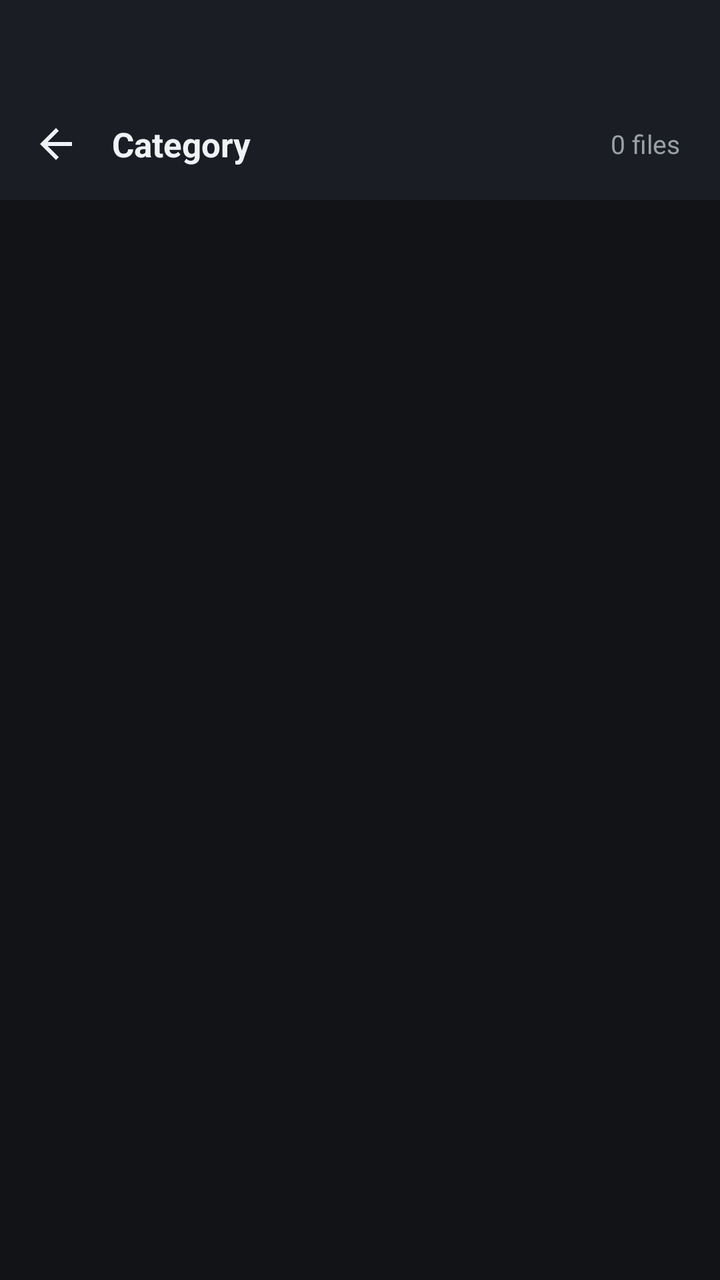
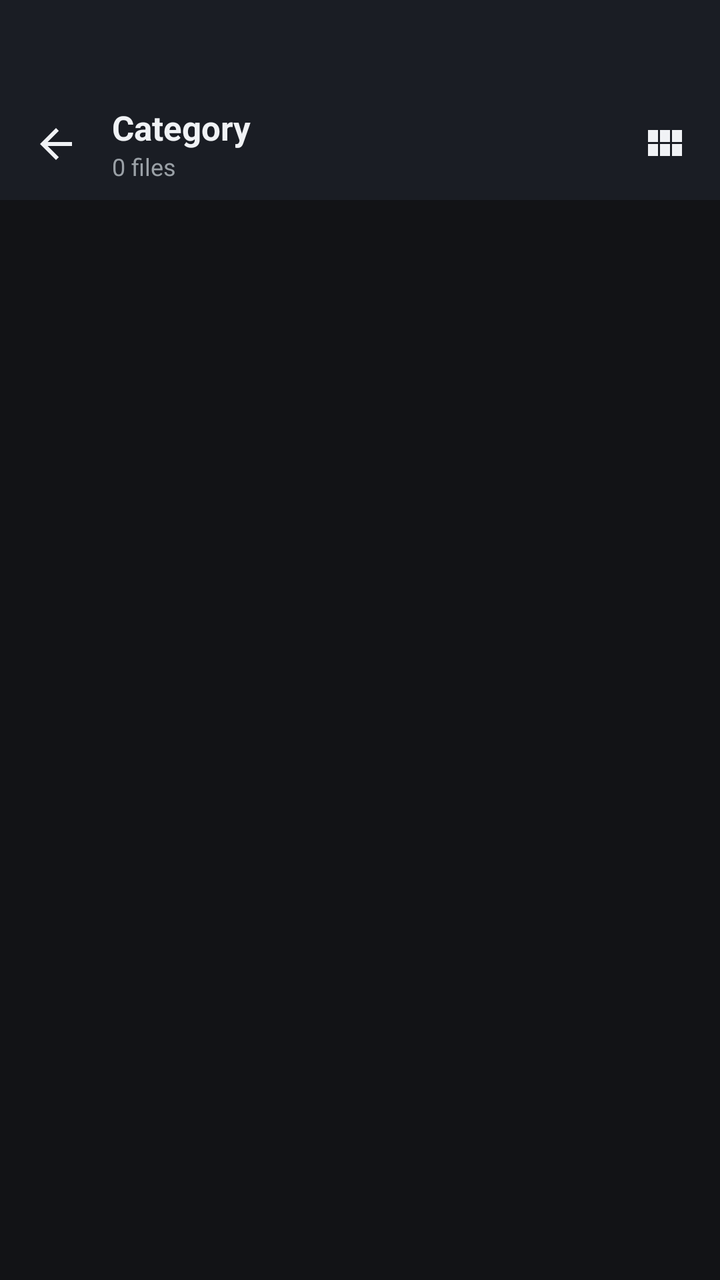

Screens rendered from an Android XML layout before and after an edit, with the pre-edit source and the edit as a unified diff.
<!-- AndroidManifest.xml: application theme Theme.ArtrawFiles -->
<!-- res/layout/activity_category.xml -->
<?xml version="1.0" encoding="utf-8"?>
<LinearLayout xmlns:android="http://schemas.android.com/apk/res/android"
    android:layout_width="match_parent"
    android:layout_height="match_parent"
    android:orientation="vertical"
    android:background="@color/bg_dark">

    
    <LinearLayout
        android:id="@+id/headerCategory"
        android:layout_width="match_parent"
        android:layout_height="wrap_content"
        android:orientation="vertical"
        android:background="@color/surface_dark">

        
        <View
            android:id="@+id/statusBarSpacerCategory"
            android:layout_width="match_parent"
            android:layout_height="44dp" />

        <RelativeLayout
            android:layout_width="match_parent"
            android:layout_height="56dp"
            android:paddingStart="8dp"
            android:paddingEnd="8dp">

            <ImageView
                android:id="@+id/btnCatBack"
                android:layout_width="40dp"
                android:layout_height="40dp"
                android:layout_alignParentStart="true"
                android:layout_centerVertical="true"
                android:padding="8dp"
                android:background="?android:attr/selectableItemBackgroundBorderless"
                android:src="@drawable/ic_arrow_back"
                android:contentDescription="Back" />

            <TextView
                android:id="@+id/tvCatTitle"
                android:layout_width="wrap_content"
                android:layout_height="wrap_content"
                android:layout_toEndOf="@id/btnCatBack"
                android:layout_centerVertical="true"
                android:layout_marginStart="8dp"
                android:text="Category"
                android:textColor="@color/text_primary_dark"
                android:textSize="17sp"
                android:textStyle="bold" />

            <TextView
                android:id="@+id/tvCatItemCount"
                android:layout_width="wrap_content"
                android:layout_height="wrap_content"
                android:layout_alignParentEnd="true"
                android:layout_centerVertical="true"
                android:layout_marginEnd="12dp"
                android:text="0 files"
                android:textColor="@color/text_secondary_dark"
                android:textSize="13sp" />
        </RelativeLayout>
    </LinearLayout>

    
    <LinearLayout
        android:id="@+id/layoutArchiveBanner"
        android:layout_width="match_parent"
        android:layout_height="wrap_content"
        android:orientation="vertical"
        android:background="@color/surface_elevated_dark"
        android:padding="12dp"
        android:visibility="gone">

        <TextView
            android:layout_width="match_parent"
            android:layout_height="wrap_content"
            android:text="@string/archive_notice_zip"
            android:textColor="@color/status_success"
            android:textSize="12sp" />

        <TextView
            android:layout_width="match_parent"
            android:layout_height="wrap_content"
            android:layout_marginTop="4dp"
            android:text="@string/archive_notice_unsupported"
            android:textColor="@color/text_secondary_dark"
            android:textSize="12sp" />
    </LinearLayout>

    <FrameLayout
        android:layout_width="match_parent"
        android:layout_height="0dp"
        android:layout_weight="1">

        <ListView
            android:id="@+id/listViewCatFiles"
            android:layout_width="match_parent"
            android:layout_height="match_parent"
            android:divider="@color/border_dark"
            android:dividerHeight="0.5dp"
            android:clipToPadding="false" />

        <LinearLayout
            android:id="@+id/layoutCatEmpty"
            android:layout_width="wrap_content"
            android:layout_height="wrap_content"
            android:layout_gravity="center"
            android:orientation="vertical"
            android:gravity="center"
            android:visibility="gone">

            <ImageView
                android:layout_width="48dp"
                android:layout_height="48dp"
                android:src="@drawable/ic_file"
                android:alpha="0.4" />

            <TextView
                android:layout_width="wrap_content"
                android:layout_height="wrap_content"
                android:layout_marginTop="8dp"
                android:text="@string/state_empty"
                android:textColor="@color/text_secondary_dark"
                android:textSize="14sp" />
        </LinearLayout>

        <ProgressBar
            android:id="@+id/progressCatLoading"
            android:layout_width="48dp"
            android:layout_height="48dp"
            android:layout_gravity="center"
            android:indeterminate="true"
            android:indeterminateTint="@color/artraw_crimson"
            android:visibility="gone" />
    </FrameLayout>
</LinearLayout>
<!-- resources referenced by this layout -->
<resources>
  <color name="artraw_crimson">#E53935</color>
  <color name="bg_dark">#121316</color>
  <color name="border_dark">#2E3442</color>
  <color name="status_success">#00C853</color>
  <color name="surface_dark">#1A1D24</color>
  <color name="text_primary_dark">#F0F2F5</color>
  <color name="artraw_crimson_dark">#B71C1C</color>
  <!-- unchanged entries left out for length: 9 -->
</resources>

<!-- the commit's change to res/layout/activity_category.xml (unified diff, before → after) -->
@@ -19,7 +19,9 @@
             android:layout_width="match_parent"
             android:layout_height="44dp" />
 
+        
         <RelativeLayout
+            android:id="@+id/toolbarCatNormal"
             android:layout_width="match_parent"
             android:layout_height="56dp"
             android:paddingStart="8dp"
@@ -36,28 +38,140 @@
                 android:src="@drawable/ic_arrow_back"
                 android:contentDescription="Back" />
 
+            <LinearLayout
+                android:layout_width="wrap_content"
+                android:layout_height="wrap_content"
+                android:layout_toEndOf="@id/btnCatBack"
+                android:layout_toStartOf="@+id/layoutCatActions"
+                android:layout_centerVertical="true"
+                android:layout_marginStart="8dp"
+                android:orientation="vertical">
+
+                <TextView
+                    android:id="@+id/tvCatTitle"
+                    android:layout_width="wrap_content"
+                    android:layout_height="wrap_content"
+                    android:text="Category"
+                    android:textColor="@color/text_primary_dark"
+                    android:textSize="17sp"
+                    android:textStyle="bold" />
+
+                <TextView
+                    android:id="@+id/tvCatItemCount"
+                    android:layout_width="wrap_content"
+                    android:layout_height="wrap_content"
+                    android:text="0 files"
+                    android:textColor="@color/text_secondary_dark"
+                    android:textSize="12sp" />
+            </LinearLayout>
+
+            <LinearLayout
+                android:id="@+id/layoutCatActions"
+                android:layout_width="wrap_content"
+                android:layout_height="wrap_content"
+                android:layout_alignParentEnd="true"
+                android:layout_centerVertical="true"
+                android:orientation="horizontal">
+
+                <ImageView
+                    android:id="@+id/btnCatViewToggle"
+                    android:layout_width="40dp"
+                    android:layout_height="40dp"
+                    android:padding="8dp"
+                    android:background="?android:attr/selectableItemBackgroundBorderless"
+                    android:src="@drawable/ic_grid"
+                    android:contentDescription="Toggle Grid/List" />
+            </LinearLayout>
+        </RelativeLayout>
+
+        
+        <RelativeLayout
+            android:id="@+id/toolbarCatSelection"
+            android:layout_width="match_parent"
+            android:layout_height="56dp"
+            android:background="@color/surface_elevated_dark"
+            android:paddingStart="8dp"
+            android:paddingEnd="8dp"
+            android:visibility="gone">
+
+            <ImageView
+                android:id="@+id/btnCatCloseSelection"
+                android:layout_width="40dp"
+                android:layout_height="40dp"
+                android:layout_alignParentStart="true"
+                android:layout_centerVertical="true"
+                android:padding="8dp"
+                android:background="?android:attr/selectableItemBackgroundBorderless"
+                android:src="@drawable/ic_arrow_back"
+                android:contentDescription="Close Selection" />
+
             <TextView
-                android:id="@+id/tvCatTitle"
-                android:layout_width="wrap_content"
-                android:layout_height="wrap_content"
-                android:layout_toEndOf="@id/btnCatBack"
+                android:id="@+id/tvCatSelectionCount"
+                android:layout_width="wrap_content"
+                android:layout_height="wrap_content"
+                android:layout_toEndOf="@id/btnCatCloseSelection"
+                android:layout_toStartOf="@+id/layoutCatSelectionActions"
                 android:layout_centerVertical="true"
                 android:layout_marginStart="8dp"
-                android:text="Category"
+                android:singleLine="true"
+                android:text="0 selected"
                 android:textColor="@color/text_primary_dark"
-                android:textSize="17sp"
+                android:textSize="15sp"
                 android:textStyle="bold" />
 
-            <TextView
-                android:id="@+id/tvCatItemCount"
+            <LinearLayout
+                android:id="@+id/layoutCatSelectionActions"
                 android:layout_width="wrap_content"
                 android:layout_height="wrap_content"
                 android:layout_alignParentEnd="true"
                 android:layout_centerVertical="true"
-                android:layout_marginEnd="12dp"
-                android:text="0 files"
-                android:textColor="@color/text_secondary_dark"
-                android:textSize="13sp" />
+                android:orientation="horizontal">
+
+                <ImageView
+                    android:id="@+id/btnCatActionSelectAll"
+                    android:layout_width="38dp"
+                    android:layout_height="38dp"
+                    android:padding="8dp"
+                    android:background="?android:attr/selectableItemBackgroundBorderless"
+                    android:src="@drawable/ic_select_all"
+                    android:contentDescription="Select All" />
+
+                <ImageView
+                    android:id="@+id/btnCatActionCopy"
+                    android:layout_width="38dp"
+                    android:layout_height="38dp"
+                    android:padding="8dp"
+                    android:background="?android:attr/selectableItemBackgroundBorderless"
+                    android:src="@drawable/ic_copy"
+                    android:contentDescription="Copy" />
+
+                <ImageView
+                    android:id="@+id/btnCatActionCut"
+                    android:layout_width="38dp"
+                    android:layout_height="38dp"
+                    android:padding="8dp"
+                    android:background="?android:attr/selectableItemBackgroundBorderless"
+                    android:src="@drawable/ic_cut"
+                    android:contentDescription="Move" />
+
+                <ImageView
+                    android:id="@+id/btnCatActionShare"
+                    android:layout_width="38dp"
+                    android:layout_height="38dp"
+                    android:padding="8dp"
+                    android:background="?android:attr/selectableItemBackgroundBorderless"
+                    android:src="@drawable/ic_share"
+                    android:contentDescription="Share" />
+
+                <ImageView
+                    android:id="@+id/btnCatActionDelete"
+                    android:layout_width="38dp"
+                    android:layout_height="38dp"
+                    android:padding="8dp"
+                    android:background="?android:attr/selectableItemBackgroundBorderless"
+                    android:src="@drawable/ic_delete"
+                    android:contentDescription="Delete" />
+            </LinearLayout>
         </RelativeLayout>
     </LinearLayout>
 
@@ -99,6 +213,17 @@
             android:divider="@color/border_dark"
             android:dividerHeight="0.5dp"
             android:clipToPadding="false" />
+
+        <GridView
+            android:id="@+id/gridViewCatFiles"
+            android:layout_width="match_parent"
+            android:layout_height="match_parent"
+            android:numColumns="3"
+            android:padding="8dp"
+            android:horizontalSpacing="8dp"
+            android:verticalSpacing="8dp"
+            android:clipToPadding="false"
+            android:visibility="gone" />
 
         <LinearLayout
             android:id="@+id/layoutCatEmpty"
<!-- resource entries referenced after the edit -->
@@ -6,6 +6,66 @@
   <color name="status_success">#00C853</color>
   <color name="surface_dark">#1A1D24</color>
   <color name="text_primary_dark">#F0F2F5</color>
+  <!-- drawable ic_copy (drawable) -->
+  <vector xmlns:android="http://schemas.android.com/apk/res/android"
+      android:width="24dp"
+      android:height="24dp"
+      android:viewportWidth="24"
+      android:viewportHeight="24">
+      <path
+          android:fillColor="#F0F2F5"
+          android:pathData="M16,1H4c-1.1,0 -2,0.9 -2,2v14h2V3h12V1zm3,4H8c-1.1,0 -2,0.9 -2,2v14c0,1.1 0.9,2 2,2h11c1.1,0 2,-0.9 2,-2V7c0,-1.1 -0.9,-2 -2,-2zm0,16H8V7h11v14z"/>
+  </vector>
+  <!-- drawable ic_cut (drawable) -->
+  <vector xmlns:android="http://schemas.android.com/apk/res/android"
+      android:width="24dp"
+      android:height="24dp"
+      android:viewportWidth="24"
+      android:viewportHeight="24">
+      <path
+          android:fillColor="#F0F2F5"
+          android:pathData="M9.64,7.64c0.23,-0.5 0.36,-1.05 0.36,-1.64 0,-2.21 -1.79,-4 -4,-4S2,3.79 2,6s1.79,4 4,4c0.59,0 1.14,-0.13 1.64,-0.36L10,12l-2.36,2.36C7.14,14.13 6.59,14 6,14c-2.21,0 -4,1.79 -4,4s1.79,4 4,4 4,-1.79 4,-4c0,-0.59 -0.13,-1.14 -0.36,-1.64L12,14l7,7h3v-1L9.64,7.64zM6,8c-1.1,0 -2,-0.9 -2,-2s0.9,-2 2,-2 2,0.9 2,2 -0.9,2 -2,2zm0,12c-1.1,0 -2,-0.9 -2,-2s0.9,-2 2,-2 2,0.9 2,2 -0.9,2 -2,2zm6,-7.5c-0.28,0 -0.5,-0.22 -0.5,-0.5s0.22,-0.5 0.5,-0.5 0.5,0.22 0.5,0.5 -0.22,0.5 -0.5,0.5zM19,3l-6,6 2,2 7,-7V3h-3z"/>
+  </vector>
+  <!-- drawable ic_delete (drawable) -->
+  <vector xmlns:android="http://schemas.android.com/apk/res/android"
+      android:width="24dp"
+      android:height="24dp"
+      android:viewportWidth="24"
+      android:viewportHeight="24">
+      <path
+          android:fillColor="#FF5252"
+          android:pathData="M6,19c0,1.1 0.9,2 2,2h8c1.1,0 2,-0.9 2,-2V7H6v12zM19,4h-3.5l-1,-1h-5l-1,1H5v2h14V4z"/>
+  </vector>
+  <!-- drawable ic_grid (drawable) -->
+  <vector xmlns:android="http://schemas.android.com/apk/res/android"
+      android:width="24dp"
+      android:height="24dp"
+      android:viewportWidth="24"
+      android:viewportHeight="24">
+      <path
+          android:fillColor="#F0F2F5"
+          android:pathData="M4,11h5V5H4v6zm0,7h5v-6H4v6zm6,0h5v-6h-5v6zm6,0h5v-6h-5v6zm-6,-7h5V5h-5v6zm6,-6v6h5V5h-5z"/>
+  </vector>
+  <!-- drawable ic_select_all (drawable) -->
+  <vector xmlns:android="http://schemas.android.com/apk/res/android"
+      android:width="24dp"
+      android:height="24dp"
+      android:viewportWidth="24"
+      android:viewportHeight="24">
+      <path
+          android:fillColor="#E0E0E0"
+          android:pathData="M18,5v3h-3V5h3m0,-2h-3c-1.1,0 -2,0.9 -2,2v3c0,1.1 0.9,2 2,2h3c1.1,0 2,-0.9 2,-2V5c0,-1.1 -0.9,-2 -2,-2zm0,11v3h-3v-3h3m0,-2h-3c-1.1,0 -2,0.9 -2,2v3c0,1.1 0.9,2 2,2h3c1.1,0 2,-0.9 2,-2v-3c0,-1.1 -0.9,-2 -2,-2zm-7,-9v3H8V5h3m0,-2H8c-1.1,0 -2,0.9 -2,2v3c0,1.1 0.9,2 2,2h3c1.1,0 2,-0.9 2,-2V5c0,-1.1 -0.9,-2 -2,-2zm0,11v3H8v-3h3m0,-2H8c-1.1,0 -2,0.9 -2,2v3c0,1.1 0.9,2 2,2h3c1.1,0 2,-0.9 2,-2v-3c0,-1.1 -0.9,-2 -2,-2zM4,9V6h3V4H4c-1.1,0 -2,0.9 -2,2v3h2zm0,11v-3H2v3c0,1.1 0.9,2 2,2h3v-2H4zM20,4h-3v2h3v3h2V6c0,-1.1 -0.9,-2 -2,-2zm0,15h-3v2h3c1.1,0 2,-0.9 2,-2v-3h-2v3z"/>
+  </vector>
+  <!-- drawable ic_share (drawable) -->
+  <vector xmlns:android="http://schemas.android.com/apk/res/android"
+      android:width="24dp"
+      android:height="24dp"
+      android:viewportWidth="24"
+      android:viewportHeight="24">
+      <path
+          android:fillColor="#F0F2F5"
+          android:pathData="M18,16.08c-0.76,0 -1.44,0.3 -1.96,0.77L8.91,12.7c0.05,-0.23 0.09,-0.46 0.09,-0.7s-0.04,-0.47 -0.09,-0.7l7.05,-4.11c0.54,0.5 1.25,0.81 2.04,0.81 1.66,0 3,-1.34 3,-3s-1.34,-3 -3,-3 -3,1.34 -3,3c0,0.24 0.04,0.47 0.09,0.7L8.04,9.81C7.5,9.31 6.79,9 6,9c-1.66,0 -3,1.34 -3,3s1.34,3 3,3c0.79,0 1.5,-0.31 2.04,-0.81l7.12,4.16c-0.05,0.21 -0.08,0.43 -0.08,0.65 0,1.61 1.31,2.92 2.92,2.92s2.92,-1.31 2.92,-2.92c0,-1.61 -1.31,-2.92 -2.92,-2.92z"/>
+  </vector>
   <color name="artraw_crimson_dark">#B71C1C</color>
   <!-- unchanged entries left out for length: 9 -->
 </resources>
